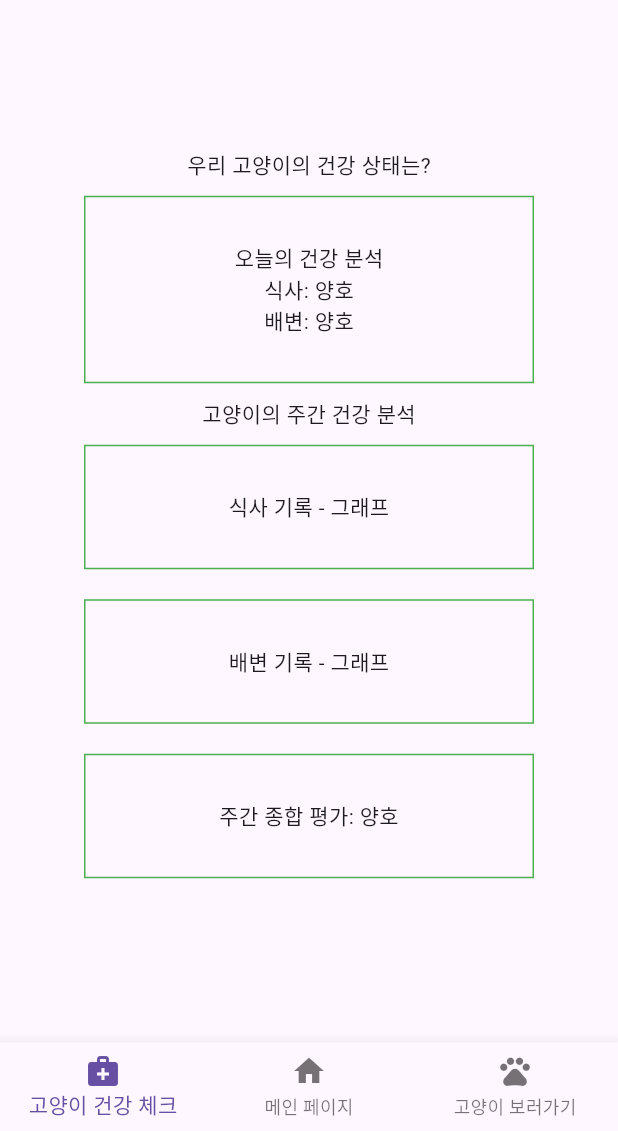
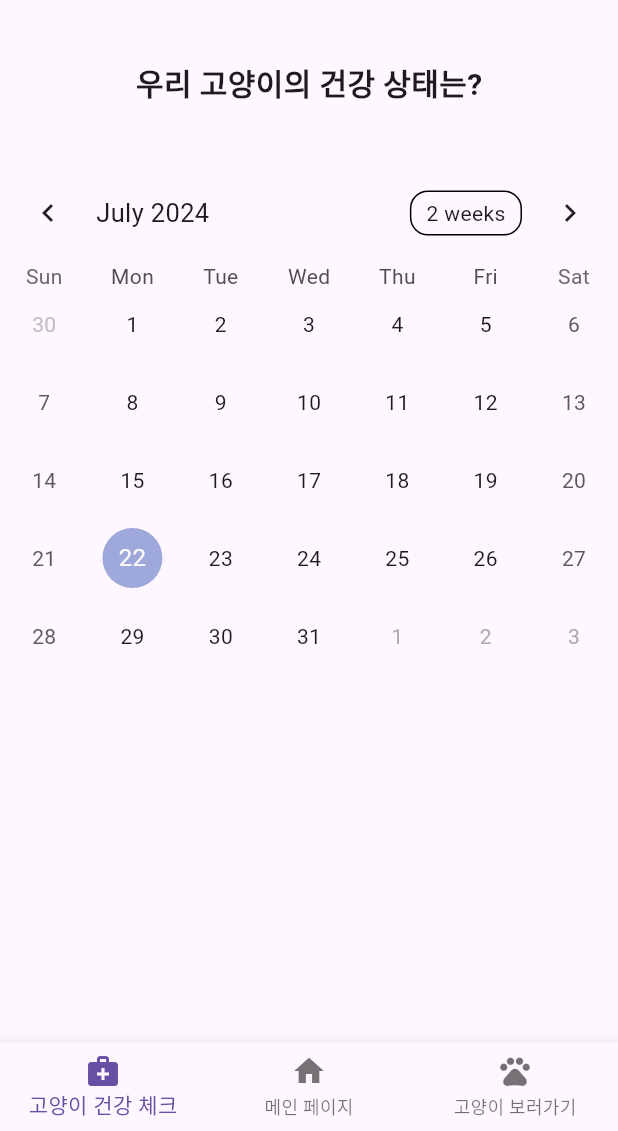
Before and after one commit to qkrrjsxor/CatIoT, a Flutter app: the Health screen opened by its route, on a phone screen of 412 x 824 dp, the part 105-1236 px from its top. Run offline on Flutter 3.47's test engine with Material 3 defaults, Android fonts, the phone set to English and light mode, and no system bars; drawn by our look-alikes of table_calendar; our stand-ins replace cookie_jar, fluttertoast, shared_preferences, video_player; accounts and stored records are empty.

Commit message:
Feat:건강 페이지 수정중

```diff
--- a/FrontEnd/untitled/lib/screens/auto_check.dart
+++ b/FrontEnd/untitled/lib/screens/auto_check.dart
@@ -14,7 +14,7 @@ class AutoCheck {
       BuildContext context,
       _firsttime, _firstmeal, _secondtime, _secondmeal, _thirdtime, _thirdmeal,
       _fourthtime, _fourthmeal, _fifthtime, _fifthmeal) async {
-    print('자동 배급 체크 페이지로 넘어왔음');
+    print('자동 배급 체크 페이지로 넘어왔습니다');
 
     String? _firstTotalTime = '${_firsttime.hour}:${_firsttime.minute}';
     String? _secondTotalTime = '${_secondtime.hour}:${_secondtime.minute}';
@@ -22,9 +22,6 @@ class AutoCheck {
     String? _fourthTotalTime = '${_fourthtime.hour}:${_fourthtime.minute}';
     String? _fifthTotalTime = '${_fifthtime.hour}:${_fifthtime.minute}';
 
-    print(_firstTotalTime);
-
-    print('자동 배급하자');
     try {
 
     if (feedcounter == 0) {
@@ -46,9 +43,9 @@ class AutoCheck {
       _fifthTotalTime = null;
       }
       print('check~~~~~~');
-      print(CatInfo![0]['catId']);
-      print(_firstTotalTime);
-      print(_thirdTotalTime);
+      // print(CatInfo![0]['catId']);
+      // print(_firstTotalTime);
+      // print(_thirdTotalTime);
       final response = await http.post(Uri.parse('$baseUrl/autofeed'),
           headers: {'Content-Type': 'application/json'},
           body: jsonEncode({'cat_id': CatInfo![0]['catId'],
@@ -64,7 +61,7 @@ class AutoCheck {
             'meal_scheduled_amount5': _fifthmeal}));
 
       if (response.statusCode == 200) {
-        print('자동 배급 성공:${response.body}');
+        print('자동 배급 시간 설정 성공:${response.body}');
         Navigator.pop(context);
         Navigator.push(
             context,
@@ -72,7 +69,7 @@ class AutoCheck {
               builder: (context) => MainScreen(),
             ));
       } else {
-        print('자동 배급 실패:${response.body}');
+        print('자동 배급 시간 설정 실패:${response.body}');
       }
     } catch (_error) {
       print('연결 오류: $_error');
--- a/FrontEnd/untitled/lib/screens/health.dart
+++ b/FrontEnd/untitled/lib/screens/health.dart
@@ -1,8 +1,16 @@
 import 'package:flutter/material.dart';
 import 'package:untitled/screens/mainpage.dart';
+import 'package:table_calendar/table_calendar.dart';
 
-class Health extends StatelessWidget {
-  Health();
+
+class Health extends StatefulWidget {
+  const Health({super.key});
+  @override
+  State<Health> createState() => HealthScreen();
+}
+class HealthScreen extends State<Health>{
+
+
   @override
   Widget build(BuildContext context) {
     return Scaffold(
@@ -21,60 +29,68 @@ class Health extends StatelessWidget {
       ),
       body: Center(
         child: Column(
-          mainAxisAlignment: MainAxisAlignment.center,
+          mainAxisAlignment: MainAxisAlignment.start,
           children: [
-            Text('우리 고양이의 건강 상태는?'),
-            Container(
-              padding: EdgeInsets.all(30),
-              margin: EdgeInsets.all(10),
-              width: 300,
-              decoration:
-                  BoxDecoration(border: Border.all(color: Colors.green)),
-              child: Column(
-                children: [
-                  Text('오늘의 건강 분석'),
-                  Text('식사: 양호'),
-                  Text('배변: 양호'),
-                ],
-              ),
+            SizedBox(height:40),
+            Text('우리 고양이의 건강 상태는?', style: TextStyle(fontSize:20, fontWeight:FontWeight.bold),),
+            SizedBox(height:40),
+            // Container(
+            //   padding: EdgeInsets.all(30),
+            //   margin: EdgeInsets.all(10),
+            //   width: 300,
+            //   decoration:
+            //       BoxDecoration(border: Border.all(color: Colors.green)),
+            //   child: Column(
+            //     children: [
+            //       Text('오늘의 건강 분석'),
+            //       Text('식사: 양호'),
+            //       Text('배변: 양호'),
+            //     ],
+            //   ),
+            // ),
+            // Text('고양이의 주간 건강 분석'),
+            TableCalendar(
+              firstDay: DateTime.utc(2024, 07, 01),
+              lastDay: DateTime.utc(2030, 3, 14),
+              focusedDay: DateTime.now(),
+              // locale: 'ko,KR',
             ),
-            Text('고양이의 주간 건강 분석'),
-            Container(
-              padding: EdgeInsets.all(30),
-              margin: EdgeInsets.all(10),
-              width: 300,
-              decoration:
-                  BoxDecoration(border: Border.all(color: Colors.green)),
-              child: Column(
-                children: [
-                  Text('식사 기록 - 그래프'),
-                ],
-              ),
-            ),
-            Container(
-              padding: EdgeInsets.all(30),
-              margin: EdgeInsets.all(10),
-              width: 300,
-              decoration:
-                  BoxDecoration(border: Border.all(color: Colors.green)),
-              child: Column(
-                children: [
-                  Text('배변 기록 - 그래프'),
-                ],
-              ),
-            ),
-            Container(
-              padding: EdgeInsets.all(30),
-              margin: EdgeInsets.all(10),
-              width: 300,
-              decoration:
-                  BoxDecoration(border: Border.all(color: Colors.green)),
-              child: Column(
-                children: [
-                  Text('주간 종합 평가: 양호'),
-                ],
-              ),
-            ),
+            // Container(
+            //   padding: EdgeInsets.all(30),
+            //   margin: EdgeInsets.all(10),
+            //   width: 300,
+            //   decoration:
+            //       BoxDecoration(border: Border.all(color: Colors.green)),
+            //   child: Column(
+            //     children: [
+            //       Text('식사 기록 - 그래프'),
+            //     ],
+            //   ),
+            // ),
+            // Container(
+            //   padding: EdgeInsets.all(30),
+            //   margin: EdgeInsets.all(10),
+            //   width: 300,
+            //   decoration:
+            //       BoxDecoration(border: Border.all(color: Colors.green)),
+            //   child: Column(
+            //     children: [
+            //       Text('배변 기록 - 그래프'),
+            //     ],
+            //   ),
+            // ),
+            // Container(
+            //   padding: EdgeInsets.all(30),
+            //   margin: EdgeInsets.all(10),
+            //   width: 300,
+            //   decoration:
+            //       BoxDecoration(border: Border.all(color: Colors.green)),
+            //   child: Column(
+            //     children: [
+            //       Text('주간 종합 평가: 양호'),
+            //     ],
+            //   ),
+            // ),
             // TextButton(
             //     style: TextButton.styleFrom(backgroundColor: Colors.pink),
             //     onPressed: () {
--- a/FrontEnd/untitled/pubspec.yaml
+++ b/FrontEnd/untitled/pubspec.yaml
@@ -43,6 +43,7 @@ dependencies:
   fluttertoast: ^8.2.6
   shared_preferences: ^2.0.6
   cookie_jar: ^3.0.1
+  table_calendar: ^3.1.2
 
 dev_dependencies:
   flutter_test:
```
Also changed, not shown: FrontEnd/untitled/lib/screens/feeder_manual.dart (+6 -6 lines), FrontEnd/untitled/lib/screens/manual_check.dart (+17 -3 lines), FrontEnd/untitled/pubspec.lock.
